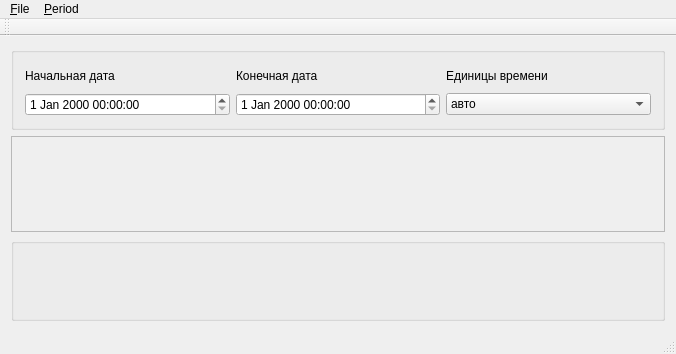
This is src/ChronoLineDemo/mainwindow.ui in DarkHobbit/chronoline as Qt 5 draws it before an edit. The edited form follows.
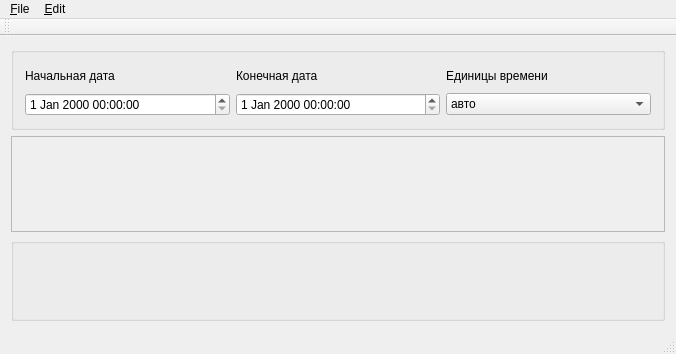
This is the edited form.

The edit to the form file:
```diff
--- a/src/ChronoLineDemo/mainwindow.ui
+++ b/src/ChronoLineDemo/mainwindow.ui
@@ -143,14 +143,14 @@
     </property>
     <addaction name="actionE_xit"/>
    </widget>
-   <widget class="QMenu" name="menu_Period">
+   <widget class="QMenu" name="menu_Edit">
     <property name="title">
-     <string>&amp;Period</string>
+     <string>&amp;Edit</string>
     </property>
     <addaction name="action_Add_Period"/>
    </widget>
    <addaction name="menu_File"/>
-   <addaction name="menu_Period"/>
+   <addaction name="menu_Edit"/>
   </widget>
   <widget class="QToolBar" name="mainToolBar">
    <attribute name="toolBarArea">
```
Left out of the diff: 6 changed lines with no effect on the pictures.
